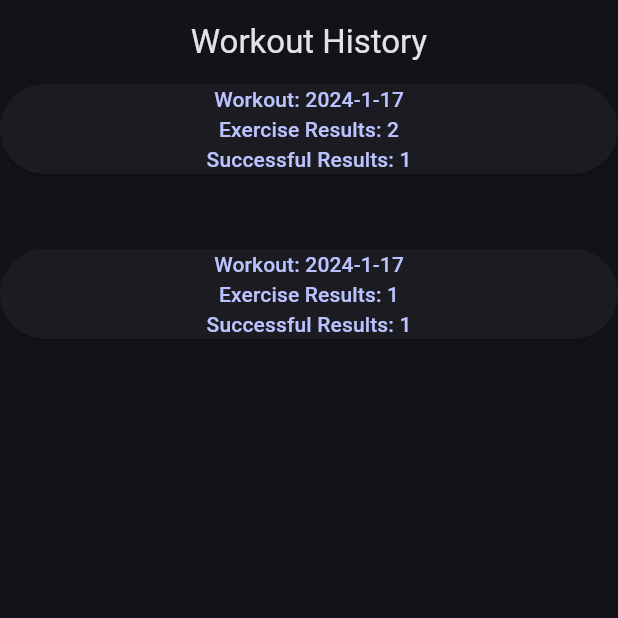
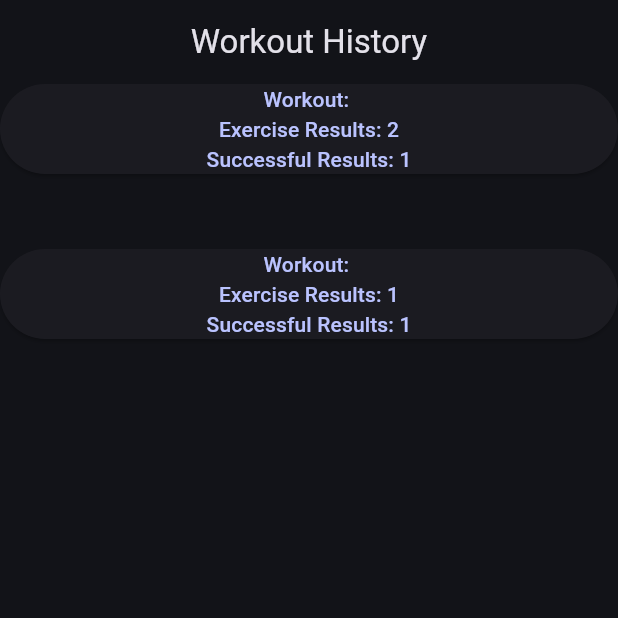
Before and after one commit to ngoantho/flutter-workout-app, a Flutter app: the screen it shows after launch, on a phone screen of 412 x 824 dp, the top half of it. Run offline on Flutter 3.47's test engine with Material 3 defaults, Android fonts, the phone set to English and light mode, and no system bars; missing offline and left inert: date_only.

Commit message:
remove const, use date only

```diff
--- a/lib/main.dart
+++ b/lib/main.dart
@@ -1,3 +1,4 @@
+import 'package:date_only/date_only.dart';
 import 'package:flutter/material.dart';
 import 'package:homework/models/output.dart';
 import 'package:homework/widgets/workout_history_page.dart';
@@ -12,7 +13,7 @@ void main() {
 }
 
 final sampleWorkouts = [
-  Workout(date: DateTime(2024, 1, 17), results: [
+  Workout(date: DateOnly(year: 2024, month: 1, day: 17), results: [
     ExerciseResult(
         exercise: Exercise(
             name: "Run 200 meters",
@@ -26,7 +27,7 @@ final sampleWorkouts = [
             measurementUnit: MeasurementUnit.meters),
         actualOutput: Output(200)),
   ]),
-  Workout(date: DateTime(2024, 1, 17), results: [
+  Workout(date: DateOnly(year: 2024, month: 1, day: 17), results: [
     ExerciseResult(
         exercise: Exercise(
             name: "Do 20 pushups",
@@ -81,7 +82,6 @@ final sampleWorkoutPlan = WorkoutPlan(name: 'February 2025', exercises: [
   ),
 ]);
 
-
 class MyApp extends StatelessWidget {
   const MyApp({super.key});
 
@@ -106,12 +106,11 @@ class MyApp extends StatelessWidget {
             //
             // This works for code too, not just values: Most code changes can be
             // tested with just a hot reload.
-        colorSchemeSeed: ColorScheme.fromSeed(seedColor: Colors.indigo).primary,
+            colorSchemeSeed:
+                ColorScheme.fromSeed(seedColor: Colors.indigo).primary,
             useMaterial3: true,
-        brightness: Brightness.dark
-      ),
+            brightness: Brightness.dark),
         debugShowCheckedModeBanner: false,
-      home: WorkoutHistoryPage(sampleWorkouts)
-    );
+        home: WorkoutHistoryPage(sampleWorkouts));
   }
 }
--- a/lib/models/exercise.dart
+++ b/lib/models/exercise.dart
@@ -2,11 +2,11 @@ import 'package:homework/models/output.dart';
 import 'package:homework/models/measurement_unit.dart';
 
 class Exercise {
-  final String name;
-  final Output targetOutput;
-  final MeasurementUnit measurementUnit;
+  String name;
+  Output targetOutput;
+  MeasurementUnit measurementUnit;
 
-  const Exercise({
+  Exercise({
     required this.name,
     required this.targetOutput,
     required this.measurementUnit
--- a/lib/models/output.dart
+++ b/lib/models/output.dart
@@ -1,7 +1,7 @@
 class Output {
-  final int value;
+  int value;
 
-  const Output(this.value);
+  Output(this.value);
 
   static bool isSuccessful({required Output actual, required Output target}) {
     return actual.value >= target.value;
--- a/lib/models/workout.dart
+++ b/lib/models/workout.dart
@@ -1,15 +1,12 @@
 import 'package:homework/models/exercise_result.dart';
+import 'package:date_only/date_only.dart';
 
 class Workout {
-  DateTime date;
+  DateOnly date;
   List<ExerciseResult> results;
 
   Workout({
     required this.date,
     required this.results,
   });
-
-  String dateToString() {
-    return '${date.year}-${date.month}-${date.day}';
-  }
 }
--- a/lib/models/workout_plan.dart
+++ b/lib/models/workout_plan.dart
@@ -1,8 +1,8 @@
 import 'package:homework/models/exercise.dart';
 
 class WorkoutPlan {
-  final String name;
-  final List<Exercise> exercises;
+  String name;
+  List<Exercise> exercises;
 
-  const WorkoutPlan({required this.name, required this.exercises});
+  WorkoutPlan({required this.name, required this.exercises});
 }
--- a/lib/widgets/workout_detail_page.dart
+++ b/lib/widgets/workout_detail_page.dart
@@ -12,7 +12,7 @@ class WorkoutDetailsPage extends StatelessWidget with CommonScaffold {
   @override
   Widget build(BuildContext context) {
     return scaffold(
-        title: 'Workout: ${workout.dateToString()}',
+        title: 'Workout: ${workout.date}',
         content: ListView.separated(
             itemBuilder: (context, index) =>
                 _ResultDetails(workout.results[index]),
--- a/lib/widgets/workout_history_page.dart
+++ b/lib/widgets/workout_history_page.dart
@@ -41,7 +41,7 @@ class _WorkoutHistoryEntry extends StatelessWidget {
           mainAxisAlignment: MainAxisAlignment.center,
           children: [
             Text(
-              "Workout: ${workout.dateToString()}",
+              "Workout: ${workout.date}",
             ),
             Text('Exercise Results: ${workout.results.length}'),
             _SuccessfulResults(workout.results)
--- a/pubspec.yaml
+++ b/pubspec.yaml
@@ -34,6 +34,7 @@ dependencies:
   # The following adds the Cupertino Icons font to your application.
   # Use with the CupertinoIcons class for iOS style icons.
   cupertino_icons: ^1.0.8
+  date_only: ^0.1.10
 
 dev_dependencies:
   flutter_test:
```
Also changed, not shown: lib/models/measurement_unit.dart (line endings or trailing spaces). Lines whose indentation alone changed are shown as unchanged.
